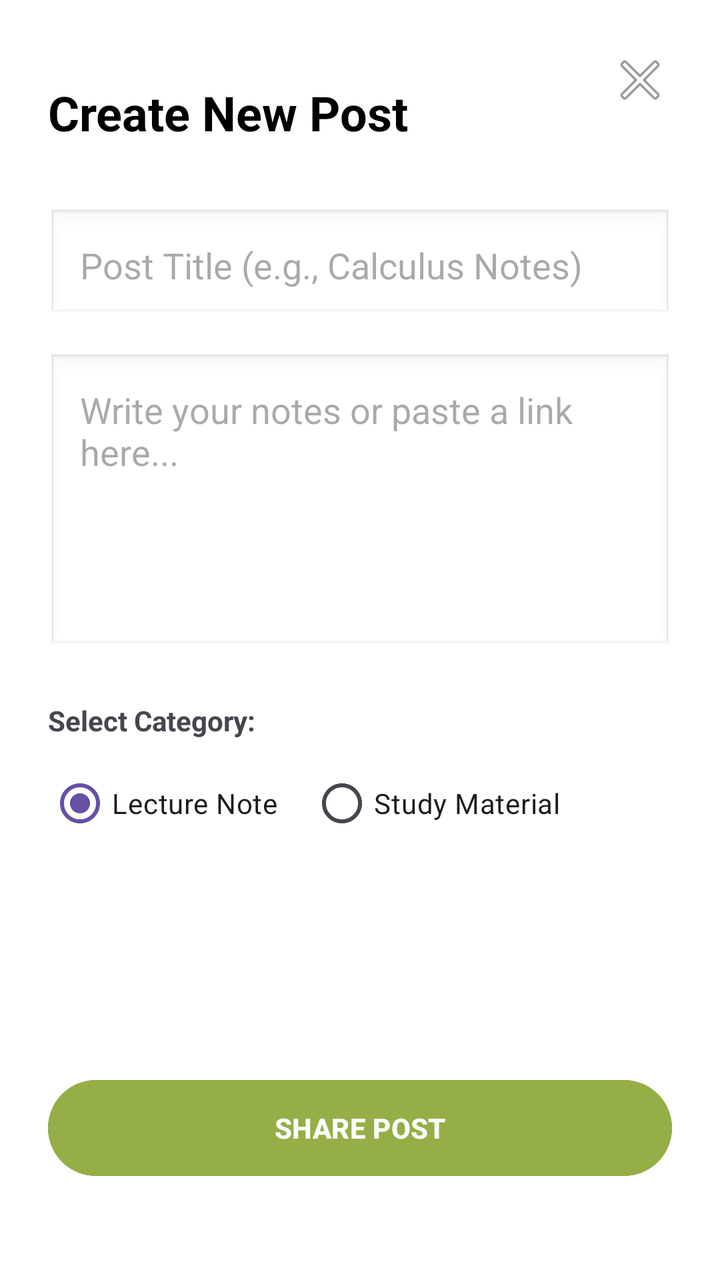
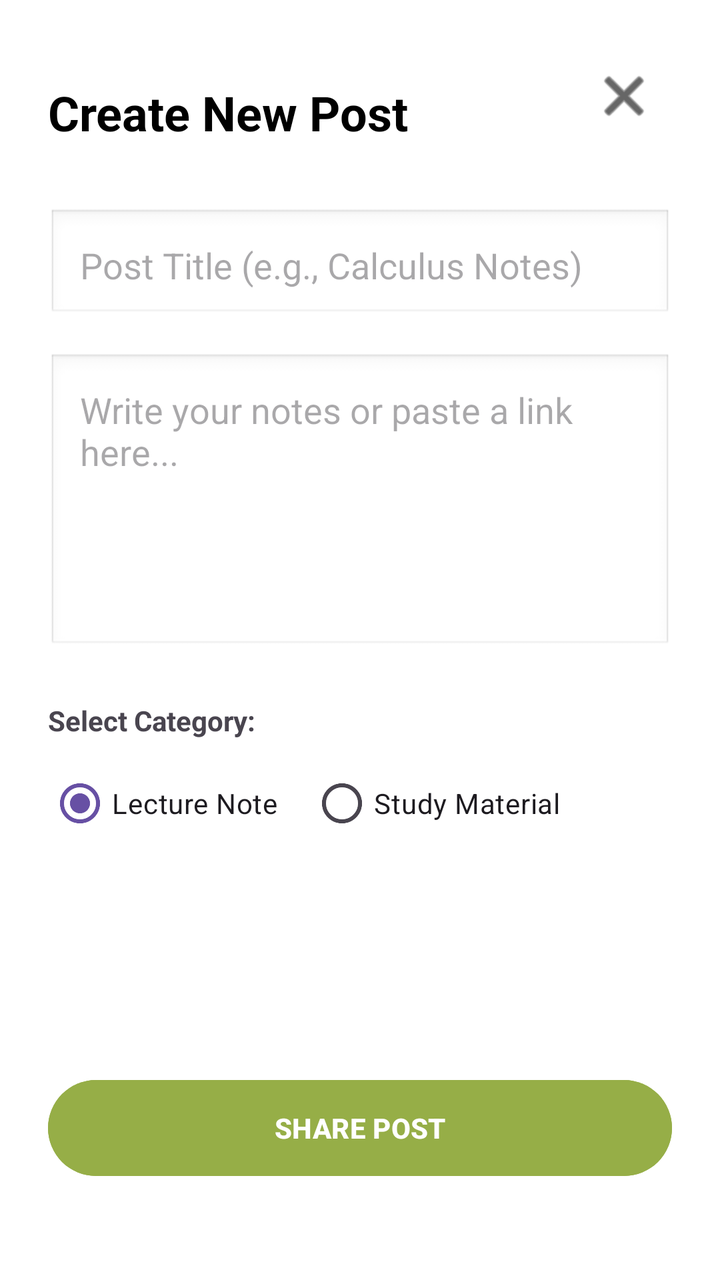

Screens rendered from an Android XML layout before and after an edit, with the pre-edit source and the edit as a unified diff.
<!-- AndroidManifest.xml: application theme Theme.StudyBuddy -->
<!-- res/layout/activity_add_post.xml -->
<?xml version="1.0" encoding="utf-8"?>
<androidx.constraintlayout.widget.ConstraintLayout
    xmlns:android="http://schemas.android.com/apk/res/android"
    xmlns:app="http://schemas.android.com/apk/res-auto"
    android:layout_width="match_parent"
    android:layout_height="match_parent"
    android:padding="24dp"
    android:background="@android:color/white">

    <TextView
        android:id="@+id/tvTitle"
        android:layout_width="wrap_content"
        android:layout_height="wrap_content"
        android:text="Create New Post"
        android:textSize="24sp"
        android:textStyle="bold"
        android:textColor="@android:color/black"
        app:layout_constraintStart_toStartOf="parent"
        app:layout_constraintTop_toTopOf="parent"
        android:layout_marginTop="16dp"/>

    <EditText
        android:id="@+id/etPostTitle"
        android:layout_width="match_parent"
        android:layout_height="wrap_content"
        android:hint="Post Title (e.g., Calculus Notes)"
        android:layout_marginTop="32dp"
        android:padding="16dp"
        android:background="@android:drawable/edit_text"
        app:layout_constraintTop_toBottomOf="@id/tvTitle"/>

    <EditText
        android:id="@+id/etPostContent"
        android:layout_width="match_parent"
        android:layout_height="150dp"
        android:hint="Write your notes or paste a link here..."
        android:gravity="top|start"
        android:layout_marginTop="16dp"
        android:padding="16dp"
        android:background="@android:drawable/edit_text"
        app:layout_constraintTop_toBottomOf="@id/etPostTitle"/>

    <TextView
        android:id="@+id/tvCategory"
        android:layout_width="wrap_content"
        android:layout_height="wrap_content"
        android:text="Select Category:"
        android:textStyle="bold"
        android:layout_marginTop="24dp"
        app:layout_constraintTop_toBottomOf="@id/etPostContent"
        app:layout_constraintStart_toStartOf="parent"/>

    <RadioGroup
        android:id="@+id/radioGroupType"
        android:layout_width="match_parent"
        android:layout_height="wrap_content"
        android:orientation="horizontal"
        android:layout_marginTop="8dp"
        app:layout_constraintTop_toBottomOf="@id/tvCategory">

        <RadioButton
            android:id="@+id/rbNote"
            android:layout_width="wrap_content"
            android:layout_height="wrap_content"
            android:text="Lecture Note"
            android:checked="true"
            android:layout_marginEnd="16dp"/>

        <RadioButton
            android:id="@+id/rbMaterial"
            android:layout_width="wrap_content"
            android:layout_height="wrap_content"
            android:text="Study Material"/>
    </RadioGroup>

    <Button
        android:id="@+id/btnSharePost"
        android:layout_width="match_parent"
        android:layout_height="56dp"
        android:text="SHARE POST"
        android:textStyle="bold"
        android:backgroundTint="@color/dark_green"
        android:layout_marginBottom="24dp"
        app:layout_constraintBottom_toBottomOf="parent"
        app:layout_constraintStart_toStartOf="parent"
        app:layout_constraintEnd_toEndOf="parent"/>

    <ImageButton
        android:id="@+id/btnClose"
        android:layout_width="wrap_content"
        android:layout_height="wrap_content"
        android:src="@android:drawable/ic_menu_close_clear_cancel"
        android:background="?attr/selectableItemBackgroundBorderless"
        app:layout_constraintEnd_toEndOf="parent"
        app:layout_constraintTop_toTopOf="parent"/>

</androidx.constraintlayout.widget.ConstraintLayout>
<!-- resources referenced by this layout -->
<resources>
  <color name="dark_green">#96AE47</color>
  <style name="Theme.StudyBuddy" parent="Base.Theme.StudyBuddy" />
  <style name="Base.Theme.StudyBuddy" parent="Theme.Material3.DayNight.NoActionBar">
          
          
      </style>
</resources>

<!-- the commit's change to res/layout/activity_add_post.xml (unified diff, before → after) -->
@@ -87,11 +87,14 @@
 
     <ImageButton
         android:id="@+id/btnClose"
-        android:layout_width="wrap_content"
-        android:layout_height="wrap_content"
+        android:layout_width="48dp"
+        android:layout_height="48dp"
         android:src="@android:drawable/ic_menu_close_clear_cancel"
         android:background="?attr/selectableItemBackgroundBorderless"
+        android:elevation="10dp"
+        android:padding="12dp"
         app:layout_constraintEnd_toEndOf="parent"
-        app:layout_constraintTop_toTopOf="parent"/>
+        app:layout_constraintTop_toTopOf="parent"
+        app:tint="@android:color/black" />
 
 </androidx.constraintlayout.widget.ConstraintLayout>
